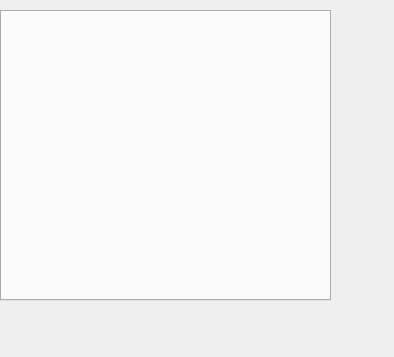
First picture: the form in WidgetRD.ui, repository 3548848289/SmartDesk, before the edit.
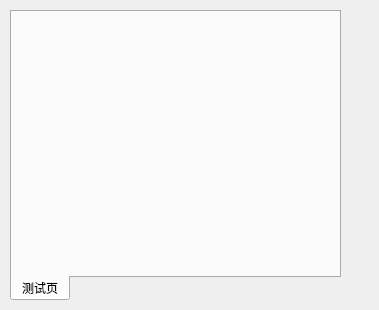
Second picture: the form after the edit.

Patch:
```diff
--- a/WidgetRD.ui
+++ b/WidgetRD.ui
@@ -6,30 +6,27 @@
    <rect>
     <x>0</x>
     <y>0</y>
-    <width>394</width>
-    <height>357</height>
+    <width>379</width>
+    <height>310</height>
    </rect>
   </property>
-  <property name="sizePolicy">
-   <sizepolicy hsizetype="Expanding" vsizetype="Expanding">
-    <horstretch>0</horstretch>
-    <verstretch>0</verstretch>
-   </sizepolicy>
-  </property>
   <property name="windowTitle">
    <string>Form</string>
   </property>
-  <widget class="QTabWidget" name="tabWidget">
+  <widget class="QWidget" name="verticalLayoutWidget">
    <property name="geometry">
     <rect>
-     <x>0</x>
+     <x>10</x>
      <y>10</y>
      <width>331</width>
      <height>291</height>
     </rect>
    </property>
+   <layout class="QVBoxLayout" name="verticalLayout">
+    <item>
+     <widget class="QTabWidget" name="tabWidget">
    <property name="sizePolicy">
-    <sizepolicy hsizetype="Expanding" vsizetype="Expanding">
+       <sizepolicy hsizetype="Preferred" vsizetype="Preferred">
      <horstretch>0</horstretch>
      <verstretch>0</verstretch>
     </sizepolicy>
@@ -38,11 +35,19 @@
     <string notr="true"/>
    </property>
    <property name="tabPosition">
-    <enum>QTabWidget::North</enum>
+       <enum>QTabWidget::South</enum>
    </property>
    <property name="currentIndex">
-    <number>-1</number>
-   </property>
+       <number>0</number>
+      </property>
+      <widget class="QWidget" name="tab">
+       <attribute name="title">
+        <string>测试页</string>
+       </attribute>
+      </widget>
+     </widget>
+    </item>
+   </layout>
   </widget>
  </widget>
  <resources/>
```
Left out of the diff: 4 changed lines with no effect on the pictures. Lines whose indentation alone changed are shown as unchanged.
